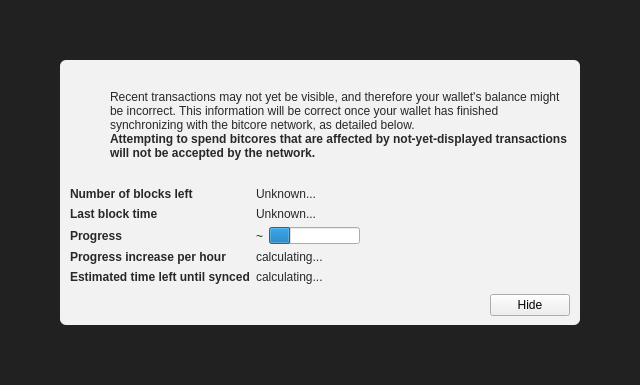
The window that src/qt/forms/modaloverlay.ui (LIMXTEC/BitCore) describes before a commit, drawn with Qt 5.
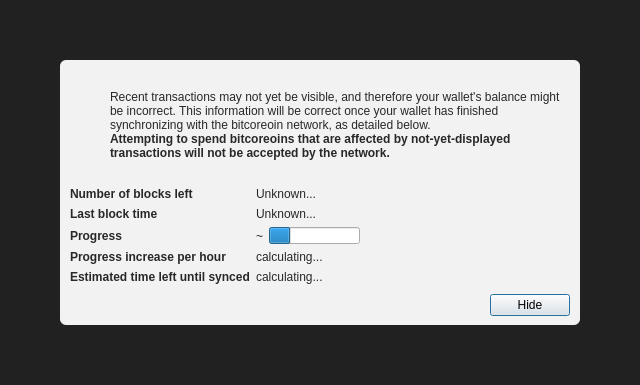
The same window after the commit. Icons and pictures are not drawn. Custom widgets are drawn as their Qt base class.

```diff
--- a/src/qt/forms/modaloverlay.ui
+++ b/src/qt/forms/modaloverlay.ui
@@ -130,7 +130,7 @@
              <item>
               <widget class="QLabel" name="infoText">
                <property name="text">
-                <string>Recent transactions may not yet be visible, and therefore your wallet's balance might be incorrect. This information will be correct once your wallet has finished synchronizing with the bitcore network, as detailed below.</string>
+                <string>Recent transactions may not yet be visible, and therefore your wallet's balance might be incorrect. This information will be correct once your wallet has finished synchronizing with the bitcoreoin network, as detailed below.</string>
                </property>
                <property name="textFormat">
                 <enum>Qt::RichText</enum>
@@ -149,7 +149,7 @@
                 </font>
                </property>
                <property name="text">
-                <string>Attempting to spend bitcores that are affected by not-yet-displayed transactions will not be accepted by the network.</string>
+                <string>Attempting to spend bitcoreoins that are affected by not-yet-displayed transactions will not be accepted by the network.</string>
                </property>
                <property name="textFormat">
                 <enum>Qt::RichText</enum>
@@ -351,6 +351,12 @@
              <property name="text">
               <string>Hide</string>
              </property>
+             <property name="focusPolicy">
+              <enum>Qt::StrongFocus</enum>
+             </property>
+             <property name="default">
+              <bool>true</bool>
+             </property>
             </widget>
            </item>
           </layout>
```
Left out of the diff: 2 changed lines with no effect on the pictures.
